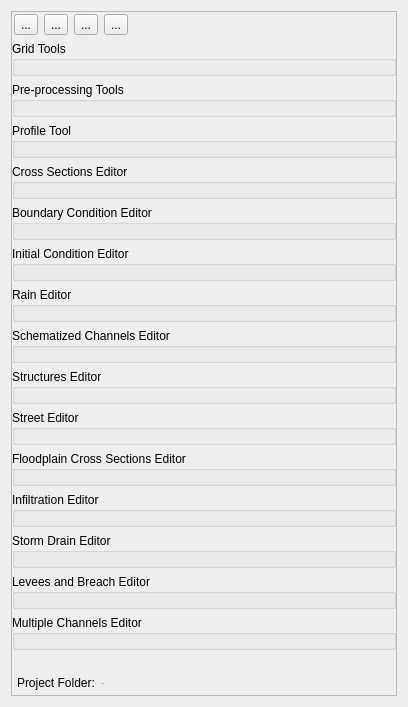
The window that flo2d/ui/f2d_widget.ui (FLO-2DSoftware/qgis-flo-2d-plugin) describes before a commit, drawn with Qt 5.
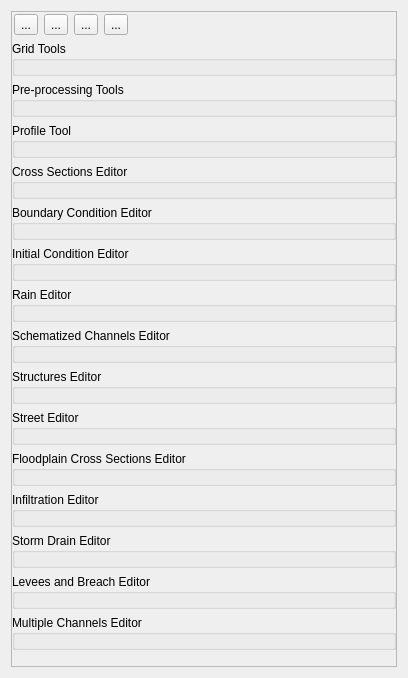
The same window after the commit. Icons and pictures are not drawn. Custom widgets are drawn as their Qt base class.

Patch:
```diff
--- a/flo2d/ui/f2d_widget.ui
+++ b/flo2d/ui/f2d_widget.ui
@@ -7,7 +7,7 @@
     <x>0</x>
     <y>0</y>
     <width>408</width>
-    <height>707</height>
+    <height>678</height>
    </rect>
   </property>
   <property name="windowTitle">
@@ -30,8 +30,8 @@
        <rect>
         <x>0</x>
         <y>0</y>
-        <width>388</width>
-        <height>687</height>
+        <width>371</width>
+        <height>662</height>
        </rect>
       </property>
       <layout class="QGridLayout" name="gridLayout_2">
@@ -364,35 +364,6 @@
          <property name="bottomMargin">
           <number>5</number>
          </property>
-         <item>
-          <widget class="QLabel" name="project_folder_lbl">
-           <property name="sizePolicy">
-            <sizepolicy hsizetype="Minimum" vsizetype="Preferred">
-             <horstretch>0</horstretch>
-             <verstretch>0</verstretch>
-            </sizepolicy>
-           </property>
-           <property name="text">
-            <string>Project Folder:</string>
-           </property>
-          </widget>
-         </item>
-         <item>
-          <widget class="QLabel" name="project_folder_path_lbl">
-           <property name="enabled">
-            <bool>false</bool>
-           </property>
-           <property name="sizePolicy">
-            <sizepolicy hsizetype="Expanding" vsizetype="Preferred">
-             <horstretch>0</horstretch>
-             <verstretch>0</verstretch>
-            </sizepolicy>
-           </property>
-           <property name="text">
-            <string>-</string>
-           </property>
-          </widget>
-         </item>
         </layout>
        </item>
        <item row="6" column="0">
```
